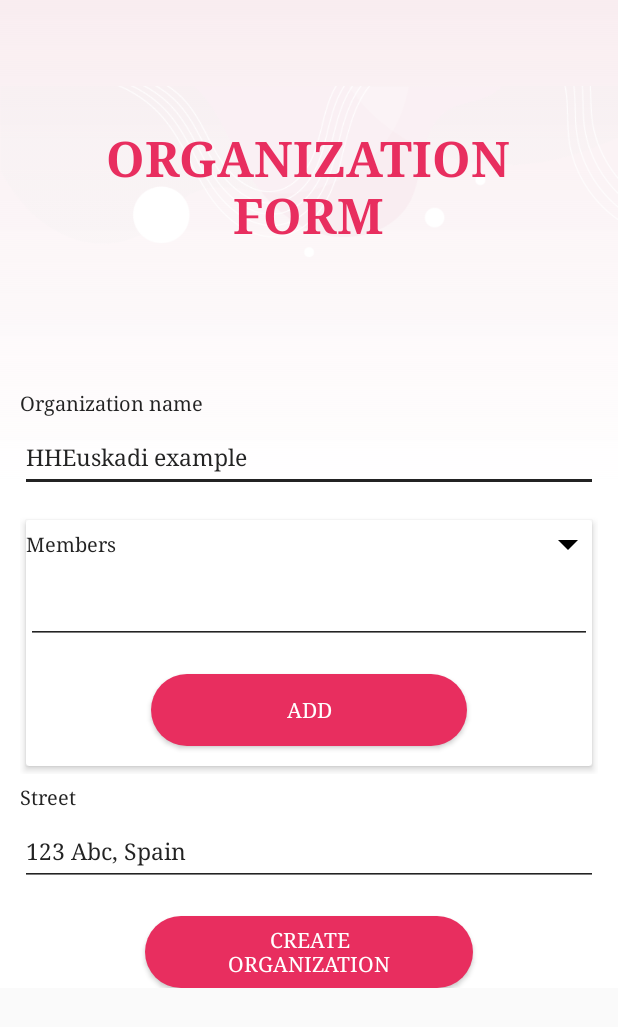
After one commit to hhburgos/LaPinza, an Android app: the BuyerFormOrganizationActivity screen opened directly, with no data from a screen before it, on a phone screen of 412 x 824 dp. The commit adds this screen. Shown: the top 1027 px of the screen. Run offline under Robolectric (Android 15) with nearby library versions, the phone set to English and light mode, and no system bars; our stand-ins replace sdp/ssp sizes.

Commit message:
Formulario organizacion

```diff
--- a/app/src/main/AndroidManifest.xml
+++ b/app/src/main/AndroidManifest.xml
@@ -72,6 +72,10 @@
             android:windowSoftInputMode="stateAlwaysHidden|adjustResize|adjustPan"  />
         <activity
             android:name=".buyer.product.ui.BuyerProductActvity"
+            android:screenOrientation="portrait"
+            android:windowSoftInputMode="stateAlwaysHidden|adjustResize|adjustPan"  />
+        <activity
+            android:name=".buyer.cart.ui.BuyerFormOrganizationActivity"
             android:screenOrientation="portrait"
             android:windowSoftInputMode="stateAlwaysHidden|adjustResize|adjustPan"  />
         <activity
--- /dev/null
+++ b/app/src/main/java/com/cninfotech/template/buyer/cart/MemberAdapter.java
@@ -0,0 +1,80 @@
+package com.cninfotech.template.buyer.cart;
+
+import android.content.Context;
+import android.view.LayoutInflater;
+import android.view.View;
+import android.view.ViewGroup;
+import android.widget.ArrayAdapter;
+import android.widget.Button;
+import android.widget.EditText;
+import android.widget.LinearLayout;
+import android.widget.ListView;
+import android.widget.RelativeLayout;
+
+import androidx.annotation.NonNull;
+import androidx.recyclerview.widget.RecyclerView;
+
+import com.cninfotech.template.R;
+
+import java.util.ArrayList;
+import java.util.List;
+
+public class MemberAdapter extends RecyclerView.Adapter<MemberAdapter.MemberVH> {
+    private List<String> items;
+    private List<String> members;
+    private Context context;
+    public static boolean isExpandible = true;
+
+    public MemberAdapter(Context context, List<String> items) {
+        this.context = context;
+        this.items = items;
+
+        this.members = new ArrayList<>();
+    }
+
+    @NonNull
+    @Override
+    public MemberVH onCreateViewHolder(@NonNull ViewGroup parent, int viewType) {
+        View view = LayoutInflater.from(parent.getContext()).inflate(R.layout.acordion_member, parent, false);
+
+        return new MemberVH(view);
+    }
+
+    @Override
+    public void onBindViewHolder(@NonNull MemberVH holder, int position) {
+        ArrayAdapter<String> adapter = new ArrayAdapter<String>(this.context, android.R.layout.simple_list_item_1, this.members);
+        holder.listViewMembers.setAdapter(adapter);
+
+        holder.accordion.setVisibility(isExpandible ? View.VISIBLE : View.GONE);
+    }
+
+    @Override
+    public int getItemCount() {
+        return this.items.size();
+    }
+
+    public class MemberVH extends RecyclerView.ViewHolder {
+        public EditText organizationMember;
+        public Button btnAddMember;
+        public ListView listViewMembers;
+        public RelativeLayout accordion;
+        public RelativeLayout relative_tile;
+        private LinearLayout linearLayout;
+
+        public MemberVH(@NonNull View itemView) {
+            super(itemView);
+
+            this.organizationMember = itemView.findViewById(R.id.input_organization_name);
+            this.btnAddMember = itemView.findViewById(R.id.btn_addmember);
+            this.listViewMembers = itemView.findViewById(R.id.lvMembers);
+            this.accordion = itemView.findViewById(R.id.expandable_layout);
+            this.linearLayout = itemView.findViewById(R.id.linear_layout);
+            this.relative_tile = itemView.findViewById(R.id.relative_tile);
+
+            this.relative_tile.setOnClickListener(v -> {
+                isExpandible = !isExpandible;
+                notifyItemChanged(getAdapterPosition());
+            });
+        }
+    }
+}
--- /dev/null
+++ b/app/src/main/java/com/cninfotech/template/buyer/cart/ui/BuyerFormOrganizationActivity.java
@@ -0,0 +1,37 @@
+package com.cninfotech.template.buyer.cart.ui;
+
+import android.os.Bundle;
+import android.widget.ListView;
+
+import androidx.annotation.Nullable;
+import androidx.appcompat.app.AppCompatActivity;
+import androidx.recyclerview.widget.RecyclerView;
+
+import com.cninfotech.template.R;
+import com.cninfotech.template.buyer.cart.MemberAdapter;
+
+import java.util.ArrayList;
+import java.util.List;
+
+public class BuyerFormOrganizationActivity extends AppCompatActivity {
+    private RecyclerView accordionView;
+    private List<String> members;
+
+    @Override
+    protected void onCreate(@Nullable Bundle savedInstanceState) {
+        super.onCreate(savedInstanceState);
+        setContentView(R.layout.activity_organization_form);
+
+        this.accordionView = findViewById(R.id.rvAcordionMember);
+
+        createRecyclerView();
+    }
+
+    private void createRecyclerView() {
+        this.members = new ArrayList<>();
+        this.members.add("");
+        MemberAdapter memberAdapter = new MemberAdapter(BuyerFormOrganizationActivity.this, this.members);
+        this.accordionView.setAdapter(memberAdapter);
+        this.accordionView.setHasFixedSize(true);
+    }
+}
--- a/app/src/main/java/com/cninfotech/template/buyer/product/BuyerCategoryAdapter.java
+++ b/app/src/main/java/com/cninfotech/template/buyer/product/BuyerCategoryAdapter.java
@@ -14,6 +14,7 @@ import androidx.annotation.NonNull;
 import androidx.recyclerview.widget.RecyclerView;
 
 import com.cninfotech.template.R;
+import com.cninfotech.template.buyer.cart.ui.BuyerFormOrganizationActivity;
 import com.cninfotech.template.buyer.product.ui.BuyerParticularCategoryActivity;
 import com.cninfotech.template.buyer.user.account.AccountActivity;
 import com.cninfotech.template.model.Category;
@@ -61,7 +62,10 @@ public class BuyerCategoryAdapter extends RecyclerView.Adapter<BuyerCategoryAdap
             @Override
             public void onClick(View view) {/*Aquui se hace el llamado cuando una categoria es clickada*/
                 switch (position) {
-                    case 0: Toast.makeText(context, "Sape"+String.valueOf(position), Toast.LENGTH_LONG).show(); break;
+                    case 0:
+                        Intent form_organization_window = new Intent(context, BuyerFormOrganizationActivity.class);
+                        context.startActivity(form_organization_window);
+                        break;
                     case 1: Toast.makeText(context, String.valueOf(position), Toast.LENGTH_LONG).show(); break;
                     case 2: Toast.makeText(context, String.valueOf(position), Toast.LENGTH_LONG).show(); break;
                     case 3: Toast.makeText(context, String.valueOf(position), Toast.LENGTH_LONG).show(); break;
--- /dev/null
+++ b/app/src/main/res/drawable/ic_arrow_down.xml
@@ -0,0 +1,5 @@
+<vector android:height="32dp" android:tint="#000000"
+    android:viewportHeight="24" android:viewportWidth="24"
+    android:width="32dp" xmlns:android="http://schemas.android.com/apk/res/android">
+    <path android:fillColor="@android:color/white" android:pathData="M7,10l5,5 5,-5z"/>
+</vector>
--- /dev/null
+++ b/app/src/main/res/drawable/ic_arrow_up.xml
@@ -0,0 +1,5 @@
+<vector android:height="32dp" android:tint="#000000"
+    android:viewportHeight="24" android:viewportWidth="24"
+    android:width="32dp" xmlns:android="http://schemas.android.com/apk/res/android">
+    <path android:fillColor="@android:color/white" android:pathData="M7,14l5,-5 5,5z"/>
+</vector>
--- /dev/null
+++ b/app/src/main/res/drawable/ic_member_add.xml
@@ -0,0 +1,5 @@
+<vector android:height="32dp" android:tint="#000000"
+    android:viewportHeight="24" android:viewportWidth="24"
+    android:width="32dp" xmlns:android="http://schemas.android.com/apk/res/android">
+    <path android:fillColor="@android:color/white" android:pathData="M13,8c0,-2.21 -1.79,-4 -4,-4S5,5.79 5,8s1.79,4 4,4S13,10.21 13,8zM15,10v2h3v3h2v-3h3v-2h-3V7h-2v3H15zM1,18v2h16v-2c0,-2.66 -5.33,-4 -8,-4S1,15.34 1,18z"/>
+</vector>
--- /dev/null
+++ b/app/src/main/res/drawable/ic_member_remove.xml
@@ -0,0 +1,5 @@
+<vector android:height="32dp" android:tint="#000000"
+    android:viewportHeight="24" android:viewportWidth="24"
+    android:width="32dp" xmlns:android="http://schemas.android.com/apk/res/android">
+    <path android:fillColor="@android:color/white" android:pathData="M14,8c0,-2.21 -1.79,-4 -4,-4S6,5.79 6,8s1.79,4 4,4S14,10.21 14,8zM17,10v2h6v-2H17zM2,18v2h16v-2c0,-2.66 -5.33,-4 -8,-4S2,15.34 2,18z"/>
+</vector>
--- /dev/null
+++ b/app/src/main/res/layout/acordion_member.xml
@@ -0,0 +1,83 @@
+<?xml version="1.0" encoding="utf-8"?>
+<androidx.cardview.widget.CardView xmlns:android="http://schemas.android.com/apk/res/android"
+    android:layout_width="match_parent"
+    android:layout_height="match_parent"
+    xmlns:app="http://schemas.android.com/apk/res-auto"
+    app:cardCornerRadius="2dp"
+    app:cardElevation="3dp"
+    app:cardUseCompatPadding="true">
+
+    <LinearLayout
+        android:layout_width="match_parent"
+        android:layout_height="wrap_content"
+        android:id="@+id/linear_layout"
+        android:orientation="vertical">
+
+        <RelativeLayout
+            android:id="@+id/relative_tile"
+            android:layout_width="match_parent"
+            android:layout_height="wrap_content">
+
+            <TextView
+                android:id="@+id/member_title"
+                android:layout_width="wrap_content"
+                android:layout_height="wrap_content"
+                android:layout_alignParentLeft="true"
+                android:layout_centerInParent="true"
+                android:text="@string/organization_members"
+                android:textColor="@color/colorBlack"
+                android:textSize="@dimen/_10sdp" />
+
+            <ImageView
+                android:layout_width="wrap_content"
+                android:layout_height="wrap_content"
+                android:layout_alignParentRight="true"
+                android:src="@drawable/ic_arrow_down" />
+
+        </RelativeLayout>
+
+        <RelativeLayout
+            android:layout_width="match_parent"
+            android:layout_height="wrap_content"
+            android:id="@+id/expandable_layout">
+
+            <EditText
+                android:id="@+id/input_organization_name"
+                android:layout_width="match_parent"
+                android:layout_height="wrap_content"
+                android:layout_marginTop="@dimen/_5sdp"
+                android:layout_marginBottom="@dimen/_5sdp"
+                android:backgroundTint="@color/colorBlack"
+                android:importantForAutofill="no"
+                android:inputType="text"
+                android:paddingBottom="@dimen/_10sdp"
+                android:textColor="@color/colorBlack"
+                android:textColorHint="@color/colorBlack"
+                android:textSize="15sp" />
+
+            <Button
+                android:id="@+id/btn_addmember"
+                android:layout_width="match_parent"
+                android:layout_height="wrap_content"
+                android:layout_below="@id/input_organization_name"
+                android:layout_marginStart="@dimen/_64sdp"
+                android:layout_marginTop="@dimen/_10sdp"
+                android:layout_marginEnd="@dimen/_64sdp"
+                android:background="@drawable/button_background_dark"
+                android:text="@string/organization_add_member"
+                android:textColor="@color/colorWhite" />
+
+            <ListView
+                android:id="@+id/lvMembers"
+                android:layout_width="match_parent"
+                android:layout_height="wrap_content"
+                android:layout_below="@id/btn_addmember"
+                android:layout_marginTop="@dimen/_10sdp" />
+
+        </RelativeLayout>
+
+    </LinearLayout>
+
+
+
+</androidx.cardview.widget.CardView>
--- a/app/src/main/res/layout/activity_admin_edit_account.xml
+++ b/app/src/main/res/layout/activity_admin_edit_account.xml
@@ -112,13 +112,13 @@
                     android:layout_marginBottom="@dimen/_5sdp"
                     android:backgroundTint="@color/colorBlack"
                     android:hint="@string/category"
+                    android:importantForAutofill="no"
                     android:inputType="text"
                     android:paddingBottom="@dimen/_10sdp"
                     android:text="@string/kalimati_bazar"
                     android:textColor="@color/colorBlack"
                     android:textColorHint="@color/colorBlack"
-                    android:textSize="15sp"
-                    android:importantForAutofill="no" />
+                    android:textSize="15sp" />
             </com.google.android.material.textfield.TextInputLayout>
 
             <com.google.android.material.textfield.TextInputLayout
@@ -136,13 +136,13 @@
                     android:layout_marginBottom="@dimen/_5sdp"
                     android:backgroundTint="@color/colorBlack"
                     android:hint="@string/mobile_number"
+                    android:importantForAutofill="no"
                     android:inputType="phone"
                     android:paddingBottom="@dimen/_10sdp"
                     android:text="@string/_9779885121465"
                     android:textColor="@color/colorBlack"
                     android:textColorHint="@color/colorBlack"
-                    android:textSize="15sp"
-                    android:importantForAutofill="no" />
+                    android:textSize="15sp" />
             </com.google.android.material.textfield.TextInputLayout>
 
             <com.google.android.material.textfield.TextInputLayout
@@ -156,17 +156,17 @@
                 <EditText
                     android:layout_width="match_parent"
                     android:layout_height="wrap_content"
-                    android:backgroundTint="@color/colorBlack"
                     android:layout_marginTop="@dimen/_10sdp"
                     android:layout_marginBottom="@dimen/_5sdp"
+                    android:backgroundTint="@color/colorBlack"
                     android:hint="@string/email"
+                    android:importantForAutofill="no"
                     android:inputType="textEmailAddress"
                     android:paddingBottom="@dimen/_10sdp"
                     android:text="@string/storename_gmail_com"
                     android:textColor="@color/colorBlack"
                     android:textColorHint="@color/colorBlack"
-                    android:textSize="15sp"
-                    android:importantForAutofill="no" />
+                    android:textSize="15sp" />
             </com.google.android.material.textfield.TextInputLayout>
 
             <TextView
@@ -190,17 +190,17 @@
                 <EditText
                     android:layout_width="match_parent"
                     android:layout_height="wrap_content"
-                    android:backgroundTint="@color/colorBlack"
                     android:layout_marginTop="@dimen/_10sdp"
                     android:layout_marginBottom="@dimen/_5sdp"
+                    android:backgroundTint="@color/colorBlack"
                     android:hint="@string/store_address"
+                    android:importantForAutofill="no"
                     android:inputType="text"
                     android:paddingBottom="@dimen/_10sdp"
                     android:text="@string/north_eastern_coast_new_york"
                     android:textColor="@color/colorBlack"
                     android:textColorHint="@color/colorBlack"
-                    android:textSize="15sp"
-                    android:importantForAutofill="no" />
+                    android:textSize="15sp" />
             </com.google.android.material.textfield.TextInputLayout>
 
             <TextView
@@ -224,17 +224,17 @@
                 <EditText
                     android:layout_width="match_parent"
                     android:layout_height="wrap_content"
+                    android:layout_marginTop="@dimen/_10sdp"
+                    android:layout_marginBottom="@dimen/_5sdp"
                     android:backgroundTint="@color/colorBlack"
                     android:hint="@string/open_timings"
+                    android:importantForAutofill="no"
                     android:inputType="text"
-                    android:layout_marginTop="@dimen/_10sdp"
-                    android:layout_marginBottom="@dimen/_5sdp"
                     android:paddingBottom="@dimen/_10sdp"
                     android:text="@string/_10_00_am"
                     android:textColor="@color/colorBlack"
                     android:textColorHint="@color/colorBlack"
-                    android:textSize="15sp"
-                    android:importantForAutofill="no" />
+                    android:textSize="15sp" />
             </com.google.android.material.textfield.TextInputLayout>
 
             <com.google.android.material.textfield.TextInputLayout
@@ -248,17 +248,17 @@
                 <EditText
                     android:layout_width="match_parent"
                     android:layout_height="wrap_content"
+                    android:layout_marginTop="@dimen/_10sdp"
+                    android:layout_marginBottom="@dimen/_5sdp"
                     android:backgroundTint="@color/colorBlack"
                     android:hint="@string/close_timing"
+                    android:importantForAutofill="no"
                     android:inputType="text"
-                    android:layout_marginTop="@dimen/_10sdp"
-                    android:layout_marginBottom="@dimen/_5sdp"
                     android:paddingBottom="@dimen/_10sdp"
                     android:text="@string/_17_00_pm"
                     android:textColor="@color/colorBlack"
                     android:textColorHint="@color/colorBlack"
-                    android:textSize="15sp"
-                    android:importantForAutofill="no" />
+                    android:textSize="15sp" />
             </com.google.android.material.textfield.TextInputLayout>
 
             <Button
--- /dev/null
+++ b/app/src/main/res/layout/activity_organization_form.xml
@@ -0,0 +1,128 @@
+<?xml version="1.0" encoding="utf-8"?>
+<ScrollView  xmlns:android="http://schemas.android.com/apk/res/android"
+    xmlns:app="http://schemas.android.com/apk/res-auto"
+    xmlns:tools="http://schemas.android.com/tools"
+    android:layout_width="match_parent"
+    android:layout_height="match_parent"
+    android:orientation="vertical">
+
+    <RelativeLayout
+        android:layout_width="match_parent"
+        android:layout_height="wrap_content"
+        android:background="@drawable/background_gradient">
+
+        <ImageView
+            android:id="@+id/iv_form_organization"
+            android:layout_width="match_parent"
+            android:layout_height="wrap_content"
+            android:contentDescription="@string/todo"
+            android:src="@drawable/background_wave" />
+
+        <include layout="@layout/toolbar" />
+
+        <!-- Title -->
+        <LinearLayout
+            android:id="@+id/llTtileFormOrganization"
+            android:layout_width="match_parent"
+            android:layout_height="wrap_content"
+            android:layout_below="@id/toolbar"
+            android:gravity="center_horizontal"
+            android:orientation="vertical"
+            android:padding="@dimen/_10sdp">
+
+            <TextView
+                android:layout_width="wrap_content"
+                android:layout_height="wrap_content"
+                android:layout_marginTop="@dimen/_10sdp"
+                android:gravity="center"
+                android:text="@string/organization_title_form"
+                android:textColor="@color/colorTheme"
+                android:textSize="@dimen/_25sdp"
+                android:textStyle="bold" />
+
+        </LinearLayout>
+
+
+        <!-- Form -->
+        <LinearLayout
+            android:id="@+id/llOrganizationname"
+            android:layout_width="match_parent"
+            android:layout_height="wrap_content"
+            android:layout_below="@id/iv_form_organization"
+            android:layout_marginTop="@dimen/_5sdp"
+            android:orientation="vertical"
+            android:paddingLeft="@dimen/_10sdp"
+            android:paddingRight="@dimen/_10sdp">
+
+            <TextView
+                android:id="@+id/organization_title"
+                android:layout_width="wrap_content"
+                android:layout_height="wrap_content"
+                android:backgroundTint="@color/colorBlack"
+                android:text="@string/organization_name"
+                android:textColor="@color/colorBlack"
+                android:textColorHint="@color/colorBlack"
+                android:textSize="@dimen/_10sdp" />
+
+            <EditText
+                android:id="@+id/input_organization_name"
+                android:layout_width="match_parent"
+                android:layout_height="wrap_content"
+                android:layout_marginTop="@dimen/_5sdp"
+                android:layout_marginBottom="@dimen/_5sdp"
+                android:backgroundTint="@color/colorBlack"
+                android:hint="@string/organization_name_example"
+                android:importantForAutofill="no"
+                android:inputType="text"
+                android:paddingBottom="@dimen/_10sdp"
+                android:textColor="@color/colorBlack"
+                android:textColorHint="@color/colorBlack"
+                android:textSize="15sp" />
+
+            <androidx.recyclerview.widget.RecyclerView
+                android:id="@+id/rvAcordionMember"
+                android:layout_width="match_parent"
+                android:layout_height="wrap_content"
+                android:layout_marginTop="@dimen/_5sdp"
+                app:layoutManager="androidx.recyclerview.widget.LinearLayoutManager" />
+
+            <TextView
+                android:layout_marginTop="@dimen/_5sdp"
+                android:id="@+id/organization_streetttile"
+                android:layout_width="wrap_content"
+                android:layout_height="wrap_content"
+                android:backgroundTint="@color/colorBlack"
+                android:text="@string/organization_street"
+                android:textColor="@color/colorBlack"
+                android:textColorHint="@color/colorBlack"
+                android:textSize="@dimen/_10sdp" />
+
+            <EditText
+                android:id="@+id/input_organization_street"
+                android:layout_width="match_parent"
+                android:layout_height="wrap_content"
+                android:layout_marginTop="@dimen/_5sdp"
+                android:layout_marginBottom="@dimen/_5sdp"
+                android:backgroundTint="@color/colorBlack"
+                android:hint="@string/organization_street_exapmle"
+                android:importantForAutofill="no"
+                android:inputType="text"
+                android:paddingBottom="@dimen/_10sdp"
+                android:textColor="@color/colorBlack"
+                android:textColorHint="@color/colorBlack"
+                android:textSize="15sp" />
+
+
+            <Button
+                android:layout_width="match_parent"
+                android:layout_height="wrap_content"
+                android:layout_marginStart="@dimen/_64sdp"
+                android:layout_marginTop="@dimen/_10sdp"
+                android:layout_marginEnd="@dimen/_64sdp"
+                android:background="@drawable/button_background_dark"
+                android:text="@string/organization_create"
+                android:textColor="@color/colorWhite" />
+
+        </LinearLayout>
+    </RelativeLayout>
+</ScrollView>
--- a/app/src/main/res/values/strings.xml
+++ b/app/src/main/res/values/strings.xml
@@ -787,4 +787,15 @@
         <item>Zimbabwe</item>
         <item>Åland Islands</item>
     </string-array>
+
+    <!-- Organization s -->
+    <string name="organization_title_form">ORGANIZATION\nFORM</string>
+    <string name="organization_name">Organization name</string>
+    <string name="organization_name_example">HHEuskadi example</string>
+    <string name="organization_members">Members</string>
+    <string name="organization_members_example">HHPaco</string>
+    <string name="organization_street">Street</string>
+    <string name="organization_street_exapmle">123 Abc, Spain</string>
+    <string name="organization_create">Create\norganization</string>
+    <string name="organization_add_member">ADD</string>
 </resources>
```
